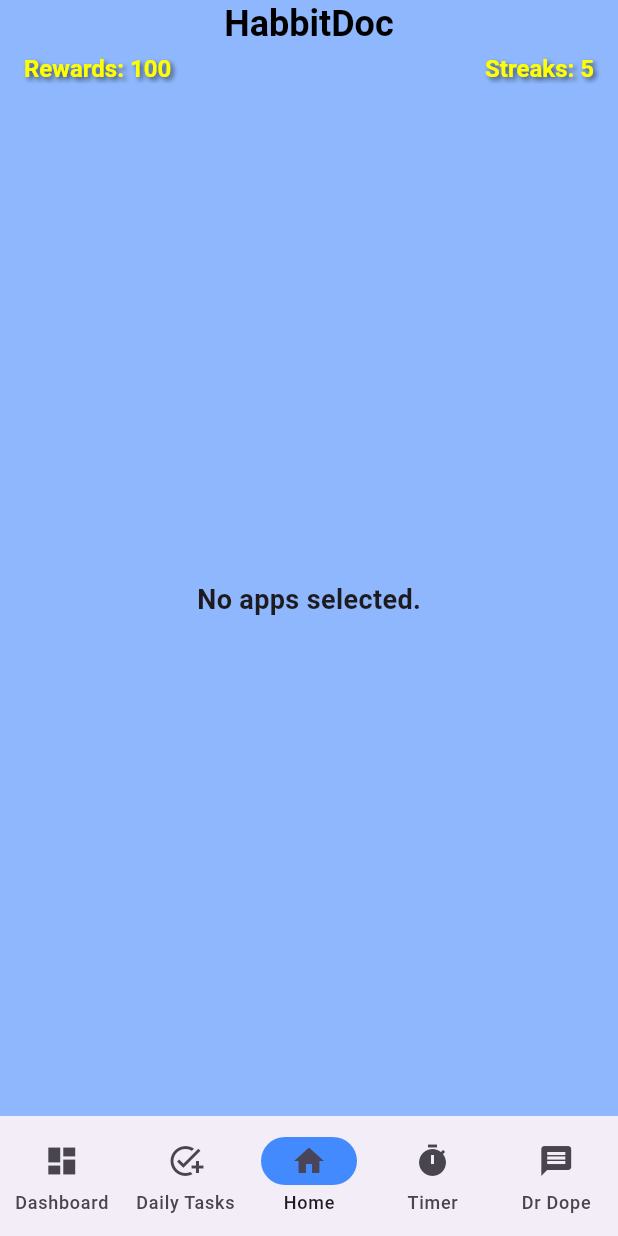
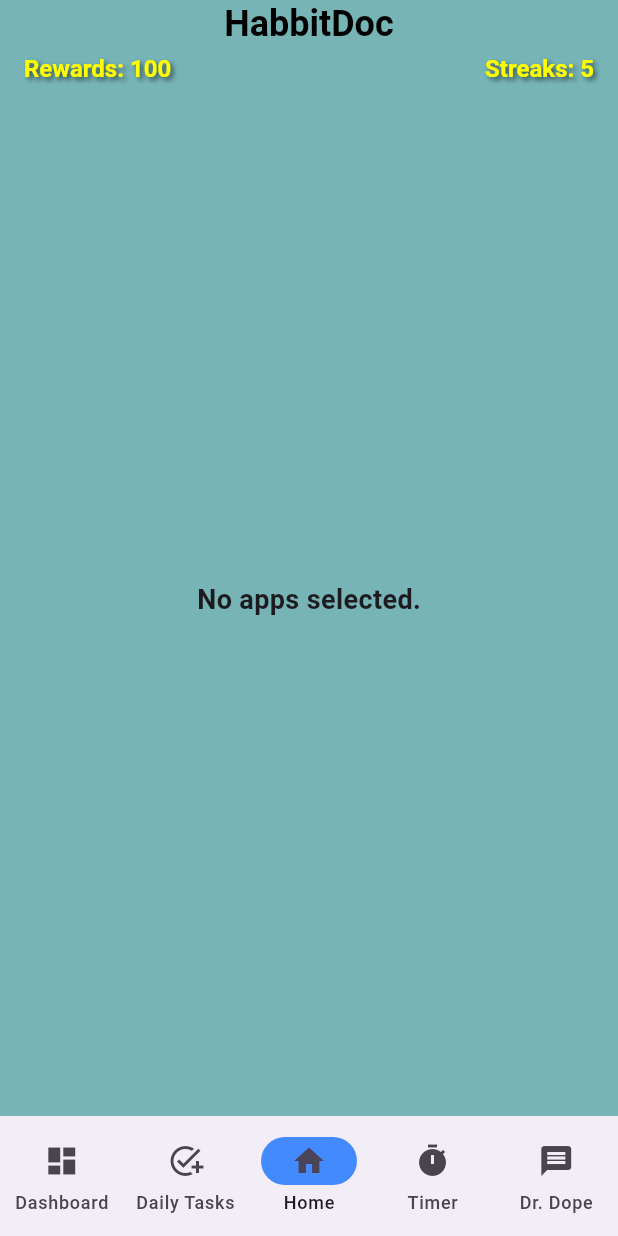
Before and after one commit to AshishNamdeo14/SS12-ADHD-HabitDoc, a Flutter app: the HomePage screen opened directly with empty values, on a phone screen of 412 x 824 dp. Run offline on Flutter 3.47's test engine with Material 3 defaults, Android fonts, the phone set to English and light mode, and no system bars; our stand-ins replace camera, confetti, firebase_core, fl_chart, flutter_animate, flutter_chat_types and 3 more; missing offline and left inert: app_usage; accounts and stored records are empty; Roboto replaces fonts that are missing (Arial).

Commit message:
Changed Colors

```diff
--- a/lib/components/base/_home/HomePage.dart
+++ b/lib/components/base/_home/HomePage.dart
@@ -57,10 +57,10 @@ class _HomePageState extends State<HomePage>
     return WillPopScope(
       onWillPop: () async => false, // Prevents back navigation
       child: Scaffold(
-        backgroundColor: const Color.fromARGB(255, 142, 183, 253),
+        backgroundColor:  Color(0xFF76B4B5),
         appBar: AppBar(
           automaticallyImplyLeading: false, // Hides the back button
-          backgroundColor: const Color.fromARGB(255, 142, 183, 253),
+          backgroundColor:  Color(0xFF76B4B5),
           title: Column(
             children: [
               Text(
--- a/lib/components/base/footer/homeFooter.dart
+++ b/lib/components/base/footer/homeFooter.dart
@@ -87,7 +87,7 @@ class _homeFooterState extends State<homeFooter> {
           label: 'Home',
         ),
         NavigationDestination(icon: Icon(Icons.timer), label: 'Timer'),
-        NavigationDestination(icon: Icon(Icons.message), label: 'Dr Dope'),
+        NavigationDestination(icon: Icon(Icons.message), label: 'Dr. Dope'),
       ],
     );
   }
--- a/lib/components/chat_screen/chat_screen.dart
+++ b/lib/components/chat_screen/chat_screen.dart
@@ -64,7 +64,7 @@ class _ChatScreenState extends State<ChatScreen> {
   Widget build(BuildContext context) {
     return Scaffold(
       appBar: AppBar(
-        backgroundColor: const Color(0xFF1C4C59),
+        backgroundColor: const Color(0xFF76B4B5),
         title: const Text(
           "HabitDoc AI Chatbot",
           style: TextStyle(
--- a/lib/components/dailyTasks/DailyTaskPage.dart
+++ b/lib/components/dailyTasks/DailyTaskPage.dart
@@ -79,7 +79,8 @@ class _DailyTaskPageState extends State<DailyTaskPage> {
     double progress = (completedTasks / tasks.length);
 
     return Scaffold(
-      appBar: AppBar(title: Text("🎯 Daily Task Rewards")),
+      backgroundColor: Color(0xFF76B4B5),
+      appBar: AppBar(title: Text("🎯 Daily Task Rewards"), backgroundColor: Color(0xFF76B4B5)),
       body: Stack(
         children: [
           Padding(
--- a/lib/components/dashboard/DashboardPage.dart
+++ b/lib/components/dashboard/DashboardPage.dart
@@ -2,7 +2,7 @@ import 'package:flutter/material.dart';
 import 'package:fl_chart/fl_chart.dart';
 
 // Color palette
-const Color primaryColor = Color(0xFF367bc1);
+const Color primaryColor =  Color(0xFF76B4B5);
 const Color lightBackgroundColor = Color(0xFFf2f3f9);
 const Color darkPrimaryColor = Color(0xFF1c4c59);
 const Color accentColor = Color(0xFF76b4b5);
--- a/lib/components/pomodoro/PomodoroTimer.dart
+++ b/lib/components/pomodoro/PomodoroTimer.dart
@@ -223,7 +223,8 @@ class _PomodoroTimerState extends State<PomodoroTimer> {
   @override
   Widget build(BuildContext context) {
     return Scaffold(
-      appBar: AppBar(title: Text('Pomodoro Timer')),
+      backgroundColor:Color(0xFF76B4B5),
+      appBar: AppBar(title: Text('Pomodoro Timer'),backgroundColor:Color(0xFF76B4B5)),
       body: ListView.builder(
         itemCount: tasks.length,
         itemBuilder: (context, index) {
```
